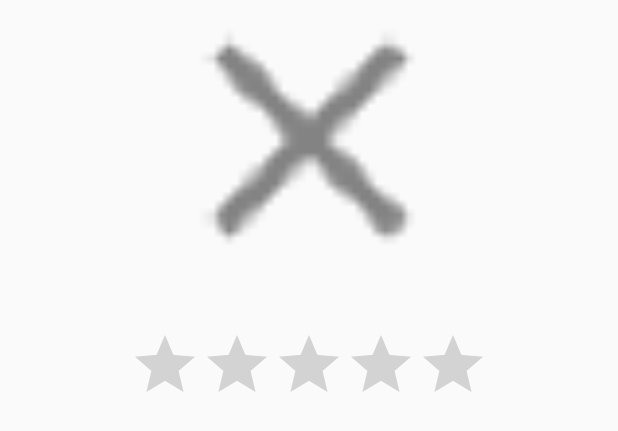
After one commit to angad-singh/cs349, an Android app: the layout image_layout.xml on its own in the app's theme, with its tools: preview values and no code run, on a phone screen of 412 x 824 dp. The commit adds this screen. Shown: the top 431 px of the screen. Run offline under Robolectric (Android 15) with nearby library versions, the phone set to English and light mode, and no system bars.

Commit message:
A4, add a custom view to main activity

```diff
--- /dev/null
+++ b/assignments/a4/Fotaga289sing/app/src/main/res/layout/image_layout.xml
@@ -0,0 +1,32 @@
+<?xml version="1.0" encoding="utf-8"?>
+<android.support.constraint.ConstraintLayout
+    xmlns:android="http://schemas.android.com/apk/res/android"
+    xmlns:app="http://schemas.android.com/apk/res-auto"
+    xmlns:tools="http://schemas.android.com/tools"
+    android:layout_width="match_parent"
+    android:layout_height="match_parent">
+
+    <ImageView
+        android:id="@+id/imageView1"
+        android:layout_width="353dp"
+        android:layout_height="187dp"
+        android:layout_marginStart="8dp"
+        android:layout_marginEnd="8dp"
+        app:layout_constraintDimensionRatio="h,1:1"
+        app:layout_constraintEnd_toEndOf="parent"
+        app:layout_constraintHorizontal_bias="0.533"
+        app:layout_constraintStart_toStartOf="parent"
+        tools:layout_editor_absoluteY="83dp"
+        tools:src="@drawable/ic_clear_images" />
+
+    <RatingBar
+        android:id="@+id/ratingBar1"
+        android:layout_width="wrap_content"
+        android:layout_height="wrap_content"
+        android:layout_marginStart="8dp"
+        android:layout_marginTop="32dp"
+        android:layout_marginEnd="8dp"
+        app:layout_constraintEnd_toEndOf="parent"
+        app:layout_constraintStart_toStartOf="parent"
+        app:layout_constraintTop_toBottomOf="@+id/imageView1" />
+</android.support.constraint.ConstraintLayout>
--- /dev/null
+++ b/assignments/a4/Fotaga289sing/app/src/main/res/values/attrs.xml
@@ -0,0 +1,2 @@
+<?xml version="1.0" encoding="utf-8"?>
+<resources></resources>
```
Also changed, not shown: assignments/a4/Fotaga289sing/app/src/main/java/com/example/a289sing/fotaga289sing/ImageLayout.java (added, +73 -0 lines), assignments/a4/Fotaga289sing/app/src/main/java/com/example/a289sing/fotaga289sing/MainActivity.java (+20 -0 lines), assignments/a4/Fotaga289sing/app/src/main/res/layout/activity_main.xml (+5 -9 lines).
